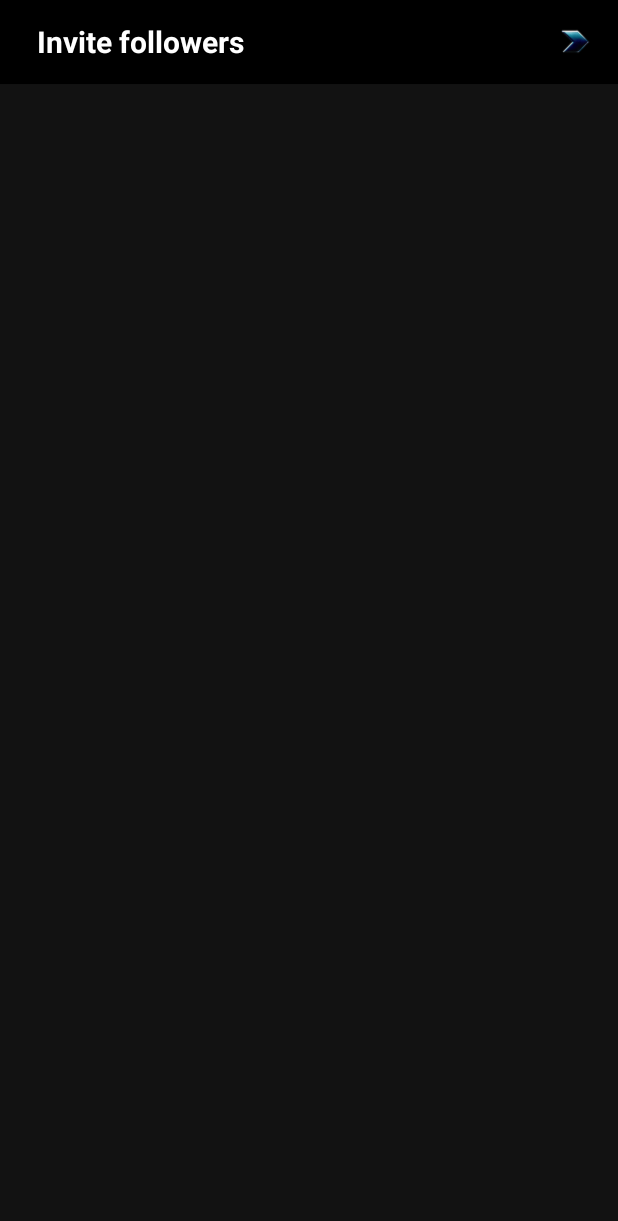
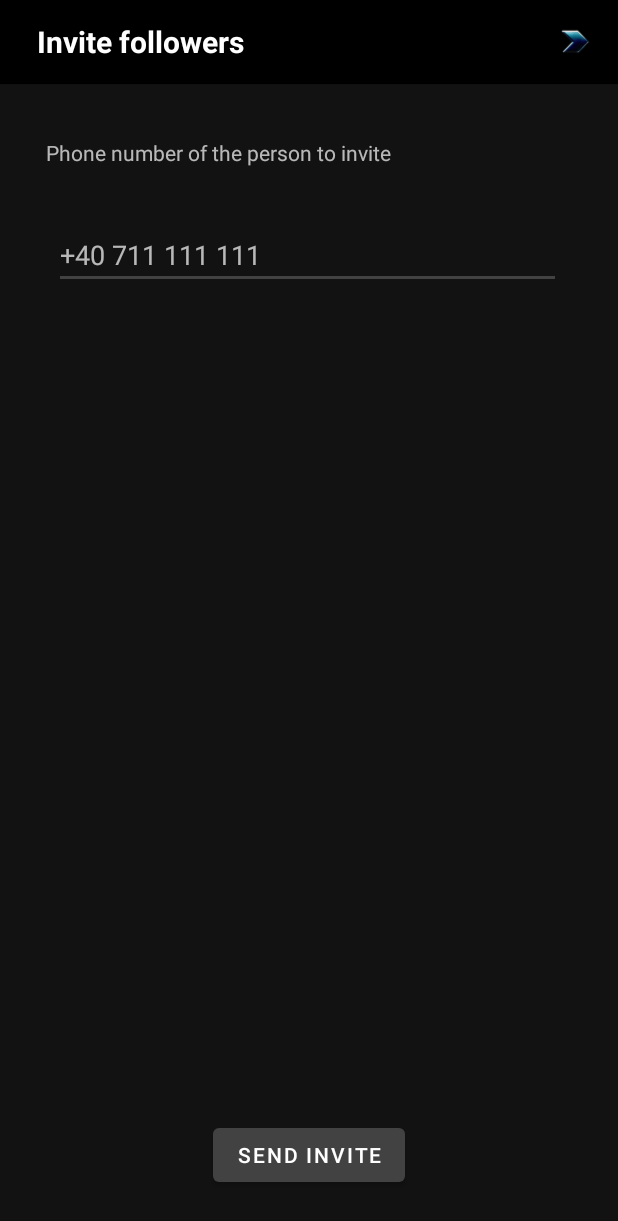
Before and after one commit to ionut-andras/community-follower-app-for-cgm, an Android app: the MainActivity screen opened directly, with no data from a screen before it, after a tap on "Invite follower", on a phone screen of 412 x 824 dp. Shown: the top 1221 px of the screen. Run offline under Robolectric (Android 15) with nearby library versions, the light colour scheme and no system bars; libraries missing offline, so code that uses them is left out: com.github.mikephil.charting; Roboto replaces fonts that are not available here; 2 statements that could not run were skipped.

Commit message:
+ Start adding "Invite follower support" - Added SendBynarySMS support

```diff
--- a/app/src/main/AndroidManifest.xml
+++ b/app/src/main/AndroidManifest.xml
@@ -11,6 +11,7 @@
     <uses-permission android:name="android.permission.POST_NOTIFICATIONS" />
     <uses-permission android:name="android.permission.REQUEST_IGNORE_BATTERY_OPTIMIZATIONS" />
     <uses-permission android:name="android.permission.SEND_SMS" />
+    <uses-permission android:name="android.permission.READ_PHONE_STATE"/>
     <uses-permission android:name="android.permission.RECEIVE_SMS" />
     <uses-permission android:name="android.permission.READ_SMS" />
 
--- a/app/src/main/java/ionut/andras/community/cgm/follower/InviteFollowerActivity.kt
+++ b/app/src/main/java/ionut/andras/community/cgm/follower/InviteFollowerActivity.kt
@@ -1,7 +1,12 @@
 package ionut.andras.community.cgm.follower
 
 import android.os.Bundle
+import android.widget.Button
+import android.widget.EditText
+import ionut.andras.community.cgm.follower.configuration.UserPreferences
 import ionut.andras.community.cgm.follower.core.AppCompatActivityWrapper
+import ionut.andras.community.cgm.follower.sms.SMSWrapper
+import ionut.andras.community.cgm.follower.utils.SharedPreferencesFactory
 
 class InviteFollowerActivity : AppCompatActivityWrapper(R.menu.invite_followers_menu) {
     override fun onCreate(savedInstanceState: Bundle?) {
@@ -14,15 +19,31 @@ class InviteFollowerActivity : AppCompatActivityWrapper(R.menu.invite_followers_
     }
 
     private fun enableActivityListeners() {
-        /*val logoutButton = findViewById<Button>(R.id.btnPermissionsInfoOk)
-        logoutButton.setOnClickListener{
-            btnPermissionsInfoOkOnClick()
-        }*/
+        val sendFollowerInvite = findViewById<Button>(R.id.btnSendInviteToFollower)
+        sendFollowerInvite.setOnClickListener{
+            btnSendInviteToFollowerOnClick()
+        }
 
     }
 
     private fun btnSendInviteToFollowerOnClick() {
-        /*val intent = Intent(applicationContext, MainActivity::class.java)
-        startActivity(intent)*/
+        val phoneNumber = findViewById<EditText>(R.id.sendInviteToFollowerPhoneEditText).text.toString()
+        sendInviteToFollow(phoneNumber)
+
+//        val intent = Intent(applicationContext, MainActivity::class.java)
+//        startActivity(intent)
+    }
+
+    private fun sendInviteToFollow(phoneNo: String) {
+        val sharedPreferences = SharedPreferencesFactory(applicationContext).getInstance()
+        val dexcomSessionId = sharedPreferences.getString(UserPreferences.dexcomSessionId, "")
+
+        if (!dexcomSessionId.isNullOrEmpty()) {
+            // DexcomSessionId-EnableDisableNotificationsOnFollower
+            val binarySMS = "$dexcomSessionId-N1"
+            // ToastWrapper(applicationContext).displayMessageToast(findViewById(R.id.btnSendInviteToFollower), "SMS: $binarySMS")
+            //ToastWrapper(applicationContext).displayMessageToast(findViewById(R.id.btnSendInviteToFollower), "Phone No: $phoneNo")
+            SMSWrapper(applicationContext).sendBinarySms(phoneNo, binarySMS)
+        }
     }
 }
--- a/app/src/main/java/ionut/andras/community/cgm/follower/permissions/PermissionsHandler.kt
+++ b/app/src/main/java/ionut/andras/community/cgm/follower/permissions/PermissionsHandler.kt
@@ -20,12 +20,24 @@ class PermissionHandler(private val context: Context) {
         val result1 = ContextCompat.checkSelfPermission(context, Manifest.permission.FOREGROUND_SERVICE)
         val result2 = ContextCompat.checkSelfPermission(context, Manifest.permission.REQUEST_IGNORE_BATTERY_OPTIMIZATIONS)
         val result3 = ContextCompat.checkSelfPermission(context, Manifest.permission.POST_NOTIFICATIONS)
+        val result4 = ContextCompat.checkSelfPermission(context, Manifest.permission.SEND_SMS)
+        val result5 = ContextCompat.checkSelfPermission(context, Manifest.permission.READ_SMS)
+        val result6 = ContextCompat.checkSelfPermission(context, Manifest.permission.RECEIVE_SMS)
+        val result7 = ContextCompat.checkSelfPermission(context, Manifest.permission.READ_PHONE_STATE)
         Log.i("PermissionHandler > checkPermissions", result1.toString())
         Log.i("PermissionHandler > checkPermissions", result2.toString())
         Log.i("PermissionHandler > checkPermissions", result3.toString())
+        Log.i("PermissionHandler > checkPermissions", result4.toString())
+        Log.i("PermissionHandler > checkPermissions", result5.toString())
+        Log.i("PermissionHandler > checkPermissions", result6.toString())
+        Log.i("PermissionHandler > checkPermissions", result7.toString())
         return result1 == PackageManager.PERMISSION_GRANTED
                 && result2 == PackageManager.PERMISSION_GRANTED
                 && result3 == PackageManager.PERMISSION_GRANTED
+                && result4 == PackageManager.PERMISSION_GRANTED
+                && result5 == PackageManager.PERMISSION_GRANTED
+                && result6 == PackageManager.PERMISSION_GRANTED
+                && result7 == PackageManager.PERMISSION_GRANTED
     }
 
     fun requestPermissions(activity: Activity) {
@@ -34,7 +46,11 @@ class PermissionHandler(private val context: Context) {
             arrayOf(
                 Manifest.permission.FOREGROUND_SERVICE,
                 Manifest.permission.REQUEST_IGNORE_BATTERY_OPTIMIZATIONS,
-                Manifest.permission.POST_NOTIFICATIONS
+                Manifest.permission.POST_NOTIFICATIONS,
+                Manifest.permission.SEND_SMS,
+                Manifest.permission.READ_SMS,
+                Manifest.permission.RECEIVE_SMS,
+                Manifest.permission.READ_PHONE_STATE
             ),
             REQUEST_CODE
         )
--- a/app/src/main/res/layout/activity_application_permissions_info.xml
+++ b/app/src/main/res/layout/activity_application_permissions_info.xml
@@ -35,7 +35,7 @@
         android:id="@+id/btnPermissionsInfoOk"
         android:layout_width="173dp"
         android:layout_height="48sp"
-        android:layout_marginBottom="36dp"
+        android:layout_marginBottom="30dp"
         android:text="@string/textOk"
         android:textSize="16sp"
         app:layout_constraintBottom_toBottomOf="parent"
--- a/app/src/main/res/layout/activity_application_settings.xml
+++ b/app/src/main/res/layout/activity_application_settings.xml
@@ -184,7 +184,7 @@
         android:id="@+id/btnSettingsLogout"
         android:layout_width="325dp"
         android:layout_height="48sp"
-        android:layout_marginBottom="28dp"
+        android:layout_marginBottom="30dp"
         android:text="@string/logoutTitleText"
         app:layout_constraintBottom_toBottomOf="parent"
         app:layout_constraintEnd_toEndOf="@+id/glucoseHighThresholdValue"
--- a/app/src/main/res/layout/activity_invite_follower.xml
+++ b/app/src/main/res/layout/activity_invite_follower.xml
@@ -23,4 +23,39 @@
             android:text="@string/textInviteFollowers" />
     </androidx.appcompat.widget.Toolbar>
 
+    <TextView
+        android:id="@+id/inviteFollowersPhoneLabel"
+        android:layout_width="wrap_content"
+        android:layout_height="wrap_content"
+        android:layout_marginTop="36dp"
+        android:text="@string/textFollowerInvitePhoneNo"
+        app:layout_constraintEnd_toEndOf="parent"
+        app:layout_constraintHorizontal_bias="0.169"
+        app:layout_constraintStart_toStartOf="parent"
+        app:layout_constraintTop_toBottomOf="@+id/inviteFollowerActivityActionToolbar" />
+
+    <EditText
+        android:id="@+id/sendInviteToFollowerPhoneEditText"
+        android:layout_width="338dp"
+        android:layout_height="wrap_content"
+        android:layout_marginTop="36dp"
+        android:ems="10"
+        android:hint="@string/textPhoneHint"
+        android:inputType="phone"
+        app:layout_constraintEnd_toEndOf="parent"
+        app:layout_constraintHorizontal_bias="0.49"
+        app:layout_constraintStart_toStartOf="parent"
+        app:layout_constraintTop_toBottomOf="@+id/inviteFollowersPhoneLabel"
+        android:autofillHints="phoneNumber" />
+
+    <Button
+        android:id="@+id/btnSendInviteToFollower"
+        android:layout_width="wrap_content"
+        android:layout_height="wrap_content"
+        android:layout_marginBottom="30dp"
+        android:text="@string/textSendInviteToFollower"
+        app:layout_constraintBottom_toBottomOf="parent"
+        app:layout_constraintEnd_toEndOf="parent"
+        app:layout_constraintStart_toStartOf="parent" />
+
 </androidx.constraintlayout.widget.ConstraintLayout>
--- a/app/src/main/res/layout/activity_main.xml
+++ b/app/src/main/res/layout/activity_main.xml
@@ -169,7 +169,7 @@
             android:visibility="invisible" />
 
     </androidx.swiperefreshlayout.widget.SwipeRefreshLayout>
-
+<!--
     <Button
         android:id="@+id/btnMainActivityAddEvent"
         android:layout_width="166dp"
@@ -181,4 +181,5 @@
         app:layout_constraintEnd_toEndOf="parent"
         app:layout_constraintHorizontal_bias="0.906"
         app:layout_constraintStart_toStartOf="parent"/>
+-->
 </androidx.constraintlayout.widget.ConstraintLayout>
--- a/app/src/main/res/values/strings.xml
+++ b/app/src/main/res/values/strings.xml
@@ -35,6 +35,9 @@
     <string name="defaultValueCarbsCount">0</string>
     <string name="defaultValueInsulinCount">0.0</string>
     <string name="textInviteFollowers">Invite followers</string>
+    <string name="textSendInviteToFollower">Send invite</string>
+    <string name="textFollowerInvitePhoneNo">Phone number of the person to invite</string>
+    <string name="textPhoneHint">+40 711 111 111</string>
 
     <!-- Variables -->
     <string name="variableNameGenericData">data</string>
```
Also changed, not shown: app/src/main/java/ionut/andras/community/cgm/follower/sms/SMSWrapper.kt (added, +60 -0 lines), 2 other files.
